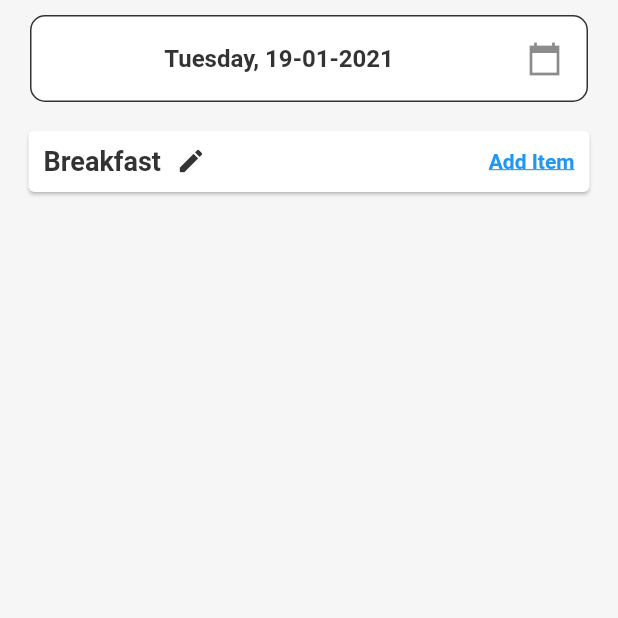
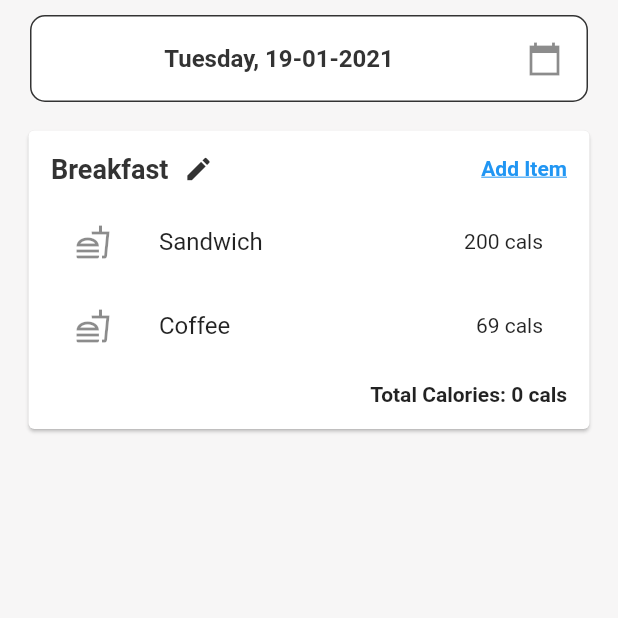
Before and after one commit to samuelkhor97/SummerHealthcareApp, a Flutter app: the DiaryPage screen opened directly, on a phone screen of 412 x 824 dp, the top half of it. Run offline on Flutter 3.47's test engine with Material 2 defaults, Android fonts, the phone set to English and light mode, and no system bars; our stand-ins replace cached_network_image, cloud_firestore, firebase_auth, firebase_core, firebase_storage, flutter_image_compress and 5 more; missing offline and left inert: age; accounts and stored records are empty.

Commit message:
Added food diary item widget (user)

```diff
--- a/summer_healthcare_app/lib/widgets/diary_card.dart
+++ b/summer_healthcare_app/lib/widgets/diary_card.dart
@@ -1,29 +1,43 @@
 import 'package:flutter/material.dart';
 import 'package:summer_healthcare_app/constants.dart';
+import 'package:summer_healthcare_app/widgets/widgets.dart';
 
 class DiaryCard extends StatefulWidget {
   final String title;
 
-  DiaryCard(
-      {Key key,
-        this.title,
-      })
-      : super(key: key);
-
+  DiaryCard({
+    Key key,
+    this.title,
+  }) : super(key: key);
 
   @override
   _DiaryCardState createState() => _DiaryCardState();
 }
 
 class _DiaryCardState extends State<DiaryCard> {
+  int totalCalories = 0;
+  List<FoodDiaryItem> foodDiaryItems = [
+    FoodDiaryItem(
+      name: 'Sandwich',
+      calories: '200',
+      picture: 'bitch',
+    ),
+    FoodDiaryItem(
+      name: 'Coffee',
+      calories: '69',
+      picture: 'bitches',
+    ),
+  ];
+
   @override
   Widget build(BuildContext context) {
     return Padding(
-      padding: EdgeInsets.only(left: Dimensions.d_15, top: Dimensions.d_15, right: Dimensions.d_15),
+      padding: EdgeInsets.all(Dimensions.d_15),
       child: Card(
         child: Padding(
-          padding: EdgeInsets.all(Dimensions.d_10),
+          padding: EdgeInsets.all(Dimensions.d_15),
           child: ListView(
+            physics: NeverScrollableScrollPhysics(),
             shrinkWrap: true,
             children: <Widget>[
               Row(
@@ -35,13 +49,11 @@ class _DiaryCardState extends State<DiaryCard> {
                         Text(
                           widget.title,
                           style: TextStyle(
-                            color: Colours.black,
-                            fontWeight: FontWeight.bold,
-                            fontSize: FontSizes.biggerText
-                          ),
+                              color: Colours.black,
+                              fontWeight: FontWeight.bold,
+                              fontSize: FontSizes.biggerText),
                         ),
-                        SizedBox(width: Dimensions.d_10)
-                        ,
+                        SizedBox(width: Dimensions.d_10),
                         Icon(
                           Icons.create,
                           color: Colours.black,
@@ -55,16 +67,35 @@ class _DiaryCardState extends State<DiaryCard> {
                     child: Text(
                       'Add Item',
                       style: TextStyle(
-                        color: Colours.secondaryColour,
-                        fontWeight: FontWeight.bold,
-                        decoration: TextDecoration.underline
-                      ),
+                          color: Colours.secondaryColour,
+                          fontWeight: FontWeight.bold,
+                          decoration: TextDecoration.underline),
                     ),
                     onTap: () {
                       print('add item');
                     },
                   )
                 ],
+              ),
+              SizedBox(
+                height: Dimensions.d_10,
+              ),
+              ListView.builder(
+                  physics: NeverScrollableScrollPhysics(),
+                  shrinkWrap: true,
+                  itemCount: foodDiaryItems.length,
+                  itemBuilder: (BuildContext context, int index) {
+                    return foodDiaryItems[index];
+                  }),
+              SizedBox(
+                height: Dimensions.d_10,
+              ),
+              Text(
+                'Total Calories: $totalCalories cals',
+                textAlign: TextAlign.right,
+                style: TextStyle(
+                  fontWeight: FontWeight.bold
+                ),
               )
             ],
           ),
--- /dev/null
+++ b/summer_healthcare_app/lib/widgets/food_diary_item.dart
@@ -0,0 +1,29 @@
+import 'package:flutter/material.dart';
+
+class FoodDiaryItem extends StatefulWidget {
+  final String name;
+  final String calories;
+  final String picture;
+
+  FoodDiaryItem({this.name, this.calories, this.picture});
+
+  @override
+  _FoodDiaryItemState createState() => _FoodDiaryItemState();
+}
+
+class _FoodDiaryItemState extends State<FoodDiaryItem> {
+  @override
+  Widget build(BuildContext context) {
+    return ListTile(
+      leading: Icon(
+        Icons.fastfood_outlined
+      ),
+      title: Text(
+        widget.name,
+      ),
+      trailing: Text(
+        widget.calories + ' cals',
+      ),
+    );
+  }
+}
--- a/summer_healthcare_app/lib/widgets/widgets.dart
+++ b/summer_healthcare_app/lib/widgets/widgets.dart
@@ -11,3 +11,4 @@ export 'package:summer_healthcare_app/widgets/sugar_list.dart';
 export 'package:summer_healthcare_app/widgets/user_outlined_button.dart';
 export 'package:summer_healthcare_app/widgets/weight_list.dart';
 export 'package:summer_healthcare_app/widgets/diary_card.dart';
+export 'package:summer_healthcare_app/widgets/food_diary_item.dart';
```
